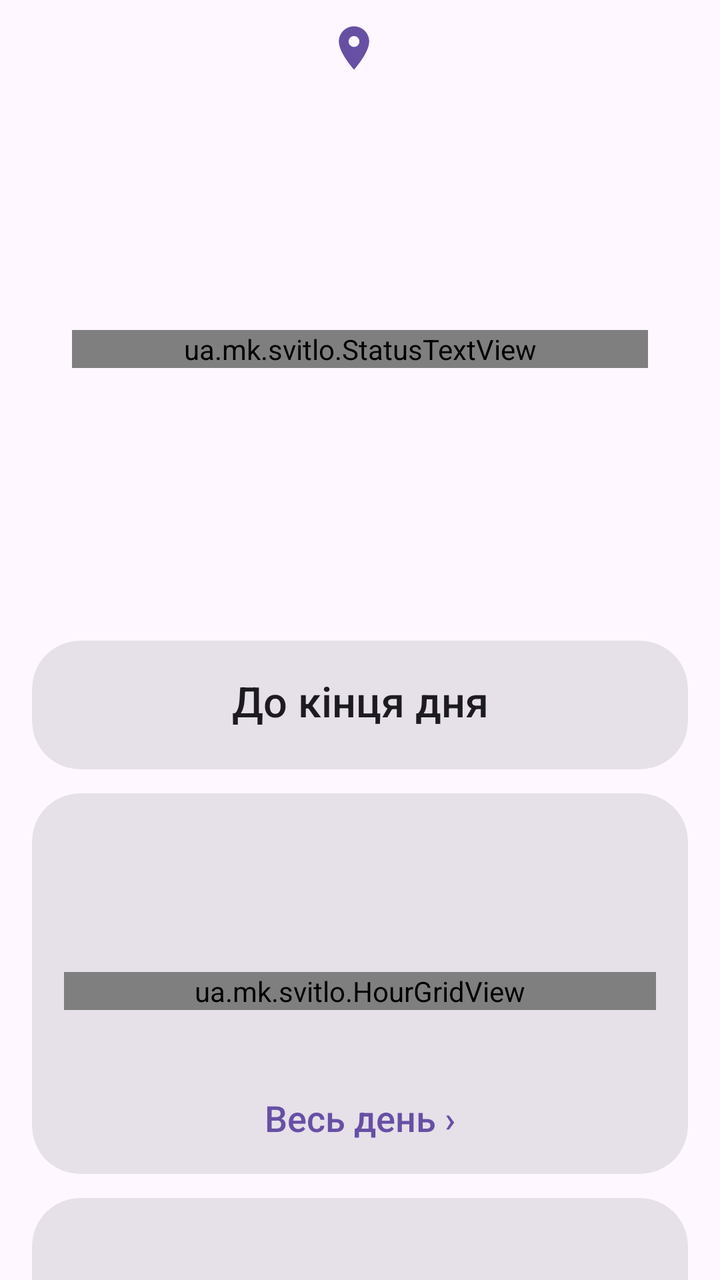
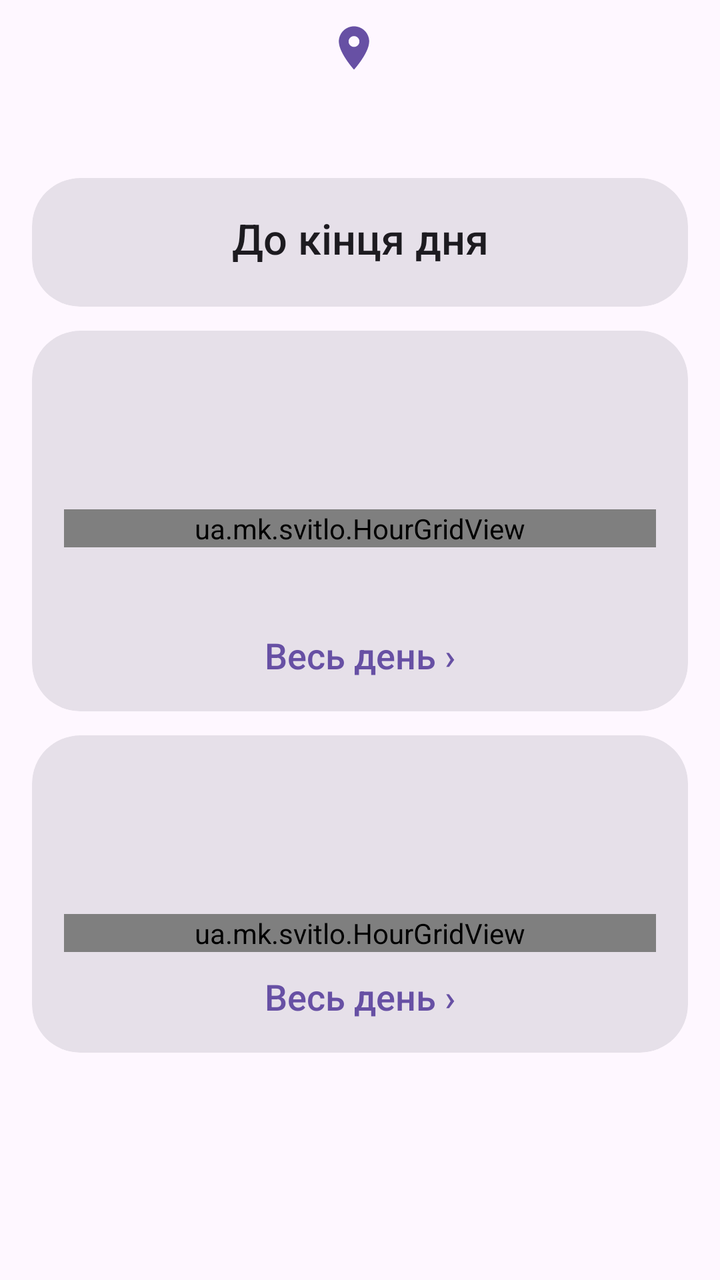

Before-and-after screenshots of an Android layout around one commit, followed by the original layout XML and the change that was made.
<!-- AndroidManifest.xml: application theme AppTheme -->
<!-- res/layout/page_address.xml -->
<?xml version="1.0" encoding="utf-8"?>

<androidx.core.widget.NestedScrollView xmlns:android="http://schemas.android.com/apk/res/android"
    xmlns:app="http://schemas.android.com/apk/res-auto"
    android:id="@+id/page_scroll"
    android:layout_width="match_parent"
    android:layout_height="match_parent">

    <LinearLayout
        android:id="@+id/page_content"
        android:layout_width="match_parent"
        android:layout_height="wrap_content"
        android:orientation="vertical"
        android:paddingStart="16dp"
        android:paddingTop="8dp"
        android:paddingEnd="16dp"
        android:paddingBottom="24dp">

        
        <LinearLayout
            android:id="@+id/p_addr_box"
            android:layout_width="wrap_content"
            android:layout_height="wrap_content"
            android:layout_gravity="center_horizontal"
            android:gravity="center_vertical"
            android:orientation="horizontal">

            <ImageView
                android:layout_width="26dp"
                android:layout_height="26dp"
                android:layout_marginEnd="6dp"
                android:contentDescription="@null"
                android:src="@drawable/ic_place"
                android:tint="?attr/colorPrimary" />

            <TextView
                android:id="@+id/p_addr_name"
                android:layout_width="wrap_content"
                android:layout_height="wrap_content"
                android:fontFamily="sans-serif-medium"
                android:gravity="center"
                android:textColor="?attr/colorOnSurface"
                android:textSize="24sp" />
        </LinearLayout>

        <TextView
            android:id="@+id/p_addr_full"
            android:layout_width="match_parent"
            android:layout_height="wrap_content"
            android:layout_marginTop="2dp"
            android:layout_marginBottom="12dp"
            android:gravity="center"
            android:textColor="?attr/colorOnSurfaceVariant"
            android:textSize="17sp" />

        
        <com.google.android.material.card.MaterialCardView
            android:id="@+id/card_hero"
            android:layout_width="match_parent"
            android:layout_height="wrap_content"
            app:cardCornerRadius="28dp"
            app:cardElevation="0dp"
            app:strokeWidth="0dp">

            <LinearLayout
                android:layout_width="match_parent"
                android:layout_height="wrap_content"
                android:gravity="center_horizontal"
                android:orientation="vertical"
                android:paddingStart="20dp"
                android:paddingTop="22dp"
                android:paddingEnd="20dp"
                android:paddingBottom="22dp">

                <ImageView
                    android:id="@+id/h_icon"
                    android:layout_width="60dp"
                    android:layout_height="60dp"
                    android:contentDescription="@null" />

                <ua.mk.svitlo.StatusTextView
                    android:id="@+id/h_title"
                    android:layout_width="match_parent"
                    android:layout_height="wrap_content"
                    android:layout_marginTop="6dp"
                    android:fontFamily="sans-serif-medium"
                    android:gravity="center"
                    android:textSize="36sp" />

                <TextView
                    android:id="@+id/h_line1"
                    android:layout_width="match_parent"
                    android:layout_height="wrap_content"
                    android:layout_marginTop="10dp"
                    android:fontFamily="sans-serif-medium"
                    android:gravity="center"
                    android:textSize="24sp" />

                <TextView
                    android:id="@+id/h_line2"
                    android:layout_width="match_parent"
                    android:layout_height="wrap_content"
                    android:layout_marginTop="2dp"
                    android:gravity="center"
                    android:textSize="18sp" />

                
                <TextView
                    android:id="@+id/h_line3"
                    android:layout_width="match_parent"
                    android:layout_height="wrap_content"
                    android:layout_marginTop="8dp"
                    android:gravity="center"
                    android:textSize="19sp" />

                <com.google.android.material.button.MaterialButton
                    android:id="@+id/btn_add_first"
                    android:layout_width="wrap_content"
                    android:layout_height="wrap_content"
                    android:layout_marginTop="14dp"
                    android:text="Додати адресу"
                    android:textSize="18sp"
                    android:visibility="gone"
                    app:icon="@drawable/ic_add" />
            </LinearLayout>
        </com.google.android.material.card.MaterialCardView>

        
        <com.google.android.material.card.MaterialCardView
            android:id="@+id/card_next"
            style="?attr/materialCardViewFilledStyle"
            android:layout_width="match_parent"
            android:layout_height="wrap_content"
            android:layout_marginTop="12dp"
            app:cardCornerRadius="24dp">

            <LinearLayout
                android:layout_width="match_parent"
                android:layout_height="wrap_content"
                android:orientation="vertical"
                android:padding="16dp">

                <TextView
                    android:layout_width="match_parent"
                    android:layout_height="wrap_content"
                    android:layout_marginBottom="4dp"
                    android:fontFamily="sans-serif-medium"
                    android:gravity="center"
                    android:text="До кінця дня"
                    android:textColor="?attr/colorOnSurface"
                    android:textSize="21sp" />

                <LinearLayout
                    android:id="@+id/m_next"
                    android:layout_width="match_parent"
                    android:layout_height="wrap_content"
                    android:orientation="vertical" />
            </LinearLayout>
        </com.google.android.material.card.MaterialCardView>

        
        <com.google.android.material.card.MaterialCardView
            android:id="@+id/card_today"
            style="?attr/materialCardViewFilledStyle"
            android:layout_width="match_parent"
            android:layout_height="wrap_content"
            android:layout_marginTop="12dp"
            app:cardCornerRadius="24dp">

            <LinearLayout
                android:layout_width="match_parent"
                android:layout_height="wrap_content"
                android:orientation="vertical"
                android:padding="16dp">

                <TextView
                    android:id="@+id/m_today_label"
                    android:layout_width="match_parent"
                    android:layout_height="wrap_content"
                    android:fontFamily="sans-serif-medium"
                    android:gravity="center"
                    android:textColor="?attr/colorOnSurface"
                    android:textSize="21sp" />

                <TextView
                    android:id="@+id/m_today_text"
                    android:layout_width="match_parent"
                    android:layout_height="wrap_content"
                    android:layout_marginTop="8dp"
                    android:gravity="center"
                    android:lineSpacingExtra="2dp"
                    android:textColor="?attr/colorOnSurface"
                    android:textSize="20sp" />

                <ua.mk.svitlo.HourGridView
                    android:id="@+id/m_today_grid"
                    android:layout_width="match_parent"
                    android:layout_height="wrap_content"
                    android:layout_marginTop="10dp" />

                <TextView
                    android:id="@+id/m_legend"
                    android:layout_width="match_parent"
                    android:layout_height="wrap_content"
                    android:layout_marginTop="10dp"
                    android:gravity="center"
                    android:lineSpacingExtra="4dp"
                    android:textColor="?attr/colorOnSurfaceVariant"
                    android:textSize="16sp" />

                <TextView
                    android:layout_width="match_parent"
                    android:layout_height="wrap_content"
                    android:layout_marginTop="10dp"
                    android:fontFamily="sans-serif-medium"
                    android:gravity="center"
                    android:text="Весь день ›"
                    android:textColor="?attr/colorPrimary"
                    android:textSize="18sp" />
            </LinearLayout>
        </com.google.android.material.card.MaterialCardView>

        
        <com.google.android.material.card.MaterialCardView
            android:id="@+id/card_tomorrow"
            style="?attr/materialCardViewFilledStyle"
            android:layout_width="match_parent"
            android:layout_height="wrap_content"
            android:layout_marginTop="12dp"
            app:cardCornerRadius="24dp">

            <LinearLayout
                android:layout_width="match_parent"
                android:layout_height="wrap_content"
                android:orientation="vertical"
                android:padding="16dp">

                <TextView
                    android:id="@+id/m_tomorrow_label"
                    android:layout_width="match_parent"
                    android:layout_height="wrap_content"
                    android:fontFamily="sans-serif-medium"
                    android:gravity="center"
                    android:textColor="?attr/colorOnSurface"
                    android:textSize="21sp" />

                <TextView
                    android:id="@+id/m_tomorrow_text"
                    android:layout_width="match_parent"
                    android:layout_height="wrap_content"
                    android:layout_marginTop="8dp"
                    android:gravity="center"
                    android:lineSpacingExtra="2dp"
                    android:textColor="?attr/colorOnSurface"
                    android:textSize="20sp" />



                <ua.mk.svitlo.HourGridView
                    android:id="@+id/m_tomorrow_grid"
                    android:layout_width="match_parent"
                    android:layout_height="wrap_content"
                    android:layout_marginTop="10dp" />

                <TextView
                    android:id="@+id/m_tomorrow_more"
                    android:layout_width="match_parent"
                    android:layout_height="wrap_content"
                    android:layout_marginTop="10dp"
                    android:fontFamily="sans-serif-medium"
                    android:gravity="center"
                    android:text="Весь день ›"
                    android:textColor="?attr/colorPrimary"
                    android:textSize="18sp" />
            </LinearLayout>
        </com.google.android.material.card.MaterialCardView>

        
        <TextView
            android:id="@+id/m_queues"
            android:layout_width="match_parent"
            android:layout_height="wrap_content"
            android:layout_marginTop="16dp"
            android:gravity="center"
            android:textColor="?attr/colorOnSurfaceVariant"
            android:textSize="15sp" />

        <TextView
            android:id="@+id/m_updated"
            android:layout_width="match_parent"
            android:layout_height="wrap_content"
            android:layout_marginTop="2dp"
            android:gravity="center"
            android:textColor="?attr/colorOnSurfaceVariant"
            android:textSize="14sp" />
    </LinearLayout>
</androidx.core.widget.NestedScrollView>
<!-- resources referenced by this layout -->
<resources>
  <!-- drawable ic_add (drawable) -->
  <?xml version="1.0" encoding="utf-8"?>
  <vector xmlns:android="http://schemas.android.com/apk/res/android"
      android:width="24dp"
      android:height="24dp"
      android:viewportWidth="24"
      android:viewportHeight="24">
      <path android:fillColor="#FF000000" android:pathData="M19,13h-6v6h-2v-6H5v-2h6V5h2v6h6v2z" />
  </vector>
  <!-- drawable ic_place (drawable) -->
  <?xml version="1.0" encoding="utf-8"?>
  <vector xmlns:android="http://schemas.android.com/apk/res/android"
      android:width="24dp"
      android:height="24dp"
      android:viewportWidth="24"
      android:viewportHeight="24">
      <path android:fillColor="#FF000000" android:pathData="M12,2C8.13,2 5,5.13 5,9c0,5.25 7,13 7,13s7,-7.75 7,-13c0,-3.87 -3.13,-7 -7,-7zM12,11.5c-1.38,0 -2.5,-1.12 -2.5,-2.5s1.12,-2.5 2.5,-2.5 2.5,1.12 2.5,2.5 -1.12,2.5 -2.5,2.5z" />
  </vector>
  <style name="AppTheme" parent="Theme.Material3.DayNight.NoActionBar">
          <item name="android:statusBarColor">?attr/colorSurface</item>
          <item name="android:windowLightStatusBar">@bool/light_bars</item>
      </style>
</resources>

<!-- the commit's change to res/layout/page_address.xml (unified diff, before → after) -->
@@ -53,77 +53,15 @@
             android:textColor="?attr/colorOnSurfaceVariant"
             android:textSize="17sp" />
 
-        
-        <com.google.android.material.card.MaterialCardView
-            android:id="@+id/card_hero"
-            android:layout_width="match_parent"
-            android:layout_height="wrap_content"
-            app:cardCornerRadius="28dp"
-            app:cardElevation="0dp"
-            app:strokeWidth="0dp">
-
-            <LinearLayout
-                android:layout_width="match_parent"
-                android:layout_height="wrap_content"
-                android:gravity="center_horizontal"
-                android:orientation="vertical"
-                android:paddingStart="20dp"
-                android:paddingTop="22dp"
-                android:paddingEnd="20dp"
-                android:paddingBottom="22dp">
-
-                <ImageView
-                    android:id="@+id/h_icon"
-                    android:layout_width="60dp"
-                    android:layout_height="60dp"
-                    android:contentDescription="@null" />
-
-                <ua.mk.svitlo.StatusTextView
-                    android:id="@+id/h_title"
-                    android:layout_width="match_parent"
-                    android:layout_height="wrap_content"
-                    android:layout_marginTop="6dp"
-                    android:fontFamily="sans-serif-medium"
-                    android:gravity="center"
-                    android:textSize="36sp" />
-
-                <TextView
-                    android:id="@+id/h_line1"
-                    android:layout_width="match_parent"
-                    android:layout_height="wrap_content"
-                    android:layout_marginTop="10dp"
-                    android:fontFamily="sans-serif-medium"
-                    android:gravity="center"
-                    android:textSize="24sp" />
-
-                <TextView
-                    android:id="@+id/h_line2"
-                    android:layout_width="match_parent"
-                    android:layout_height="wrap_content"
-                    android:layout_marginTop="2dp"
-                    android:gravity="center"
-                    android:textSize="18sp" />
-
-                
-                <TextView
-                    android:id="@+id/h_line3"
-                    android:layout_width="match_parent"
-                    android:layout_height="wrap_content"
-                    android:layout_marginTop="8dp"
-                    android:gravity="center"
-                    android:textSize="19sp" />
-
-                <com.google.android.material.button.MaterialButton
-                    android:id="@+id/btn_add_first"
-                    android:layout_width="wrap_content"
-                    android:layout_height="wrap_content"
-                    android:layout_marginTop="14dp"
-                    android:text="Додати адресу"
-                    android:textSize="18sp"
-                    android:visibility="gone"
-                    app:icon="@drawable/ic_add" />
-            </LinearLayout>
-        </com.google.android.material.card.MaterialCardView>
+        <com.google.android.material.button.MaterialButton
+            android:id="@+id/btn_add_first"
+            android:layout_width="wrap_content"
+            android:layout_height="wrap_content"
+            android:layout_gravity="center_horizontal"
+            android:text="Додати адресу"
+            android:textSize="18sp"
+            android:visibility="gone"
+            app:icon="@drawable/ic_add" />
 
         
         <com.google.android.material.card.MaterialCardView
